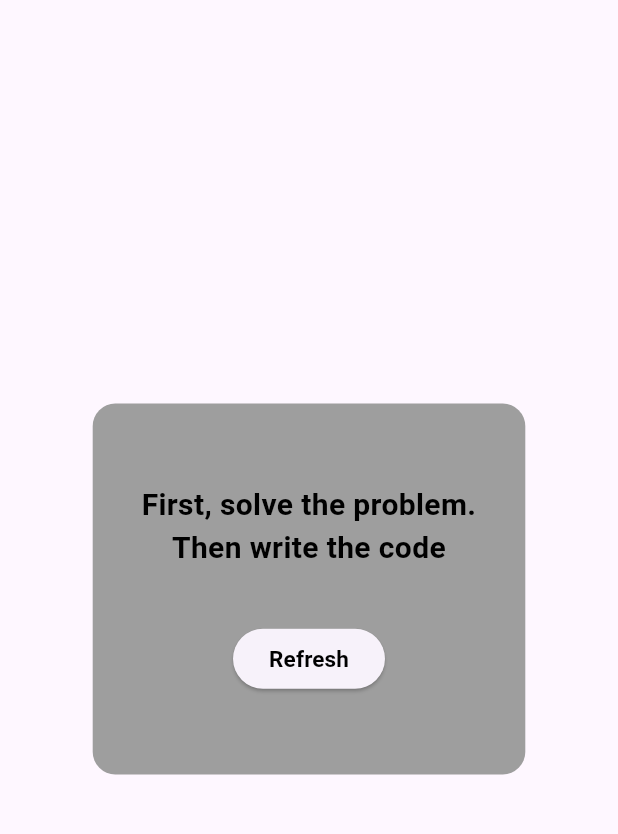
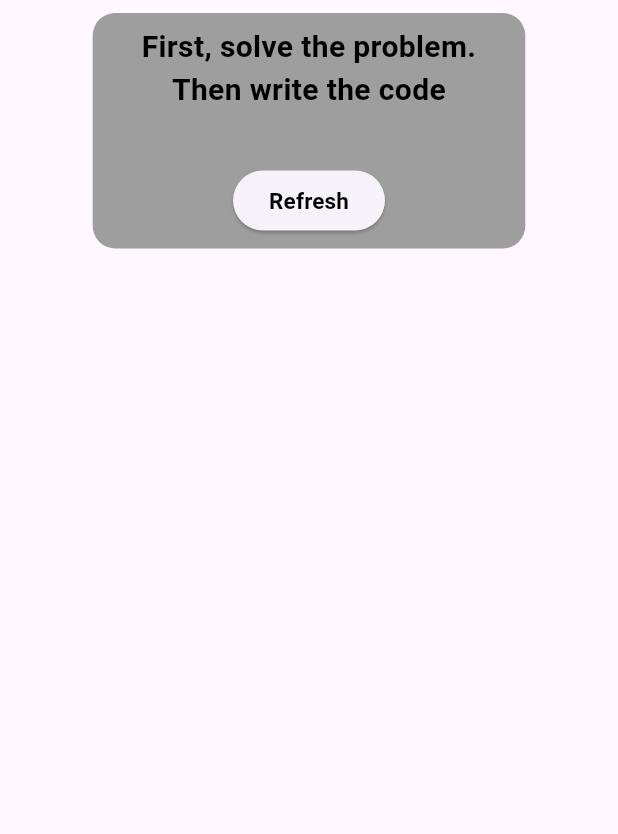
Before and after one commit to pranav469/quotes_app, a Flutter app: the screen it shows after launch, on a phone screen of 412 x 824 dp, the part 71-905 px from its top. Run offline on Flutter 3.47's test engine with Material 3 defaults, Android fonts, the phone set to English and light mode, and no system bars.

```diff
--- a/lib/views/home_screen.dart
+++ b/lib/views/home_screen.dart
@@ -45,9 +45,10 @@ class _HomeScreenState extends State<HomeScreen> {
               fontSize: 30, fontWeight: FontWeight.bold, color: Colors.purple),
         ),
       ),
-      body: Center(
+      body: SingleChildScrollView(
+        child: Center(
           child: Container(
-          height: MediaQuery.of(context).size.height * 0.3,
+            //height: MediaQuery.of(context).size.height * 0.3,
             width: MediaQuery.of(context).size.width * 0.7,
             decoration: BoxDecoration(
               color: Colors.grey,
@@ -83,6 +84,7 @@ class _HomeScreenState extends State<HomeScreen> {
             ),
           ),
         ),
+      ),
     );
   }
 }
```
Also changed, not shown: lib/utils/quote_picker.dart (added, +18 -0 lines), 2 other files. Lines whose indentation alone changed are shown as unchanged.
